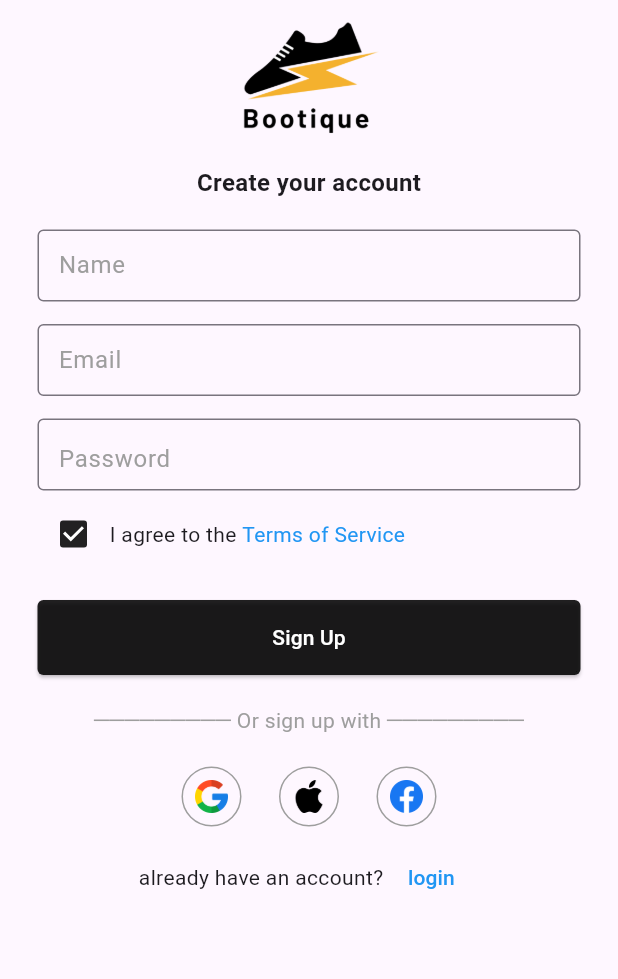
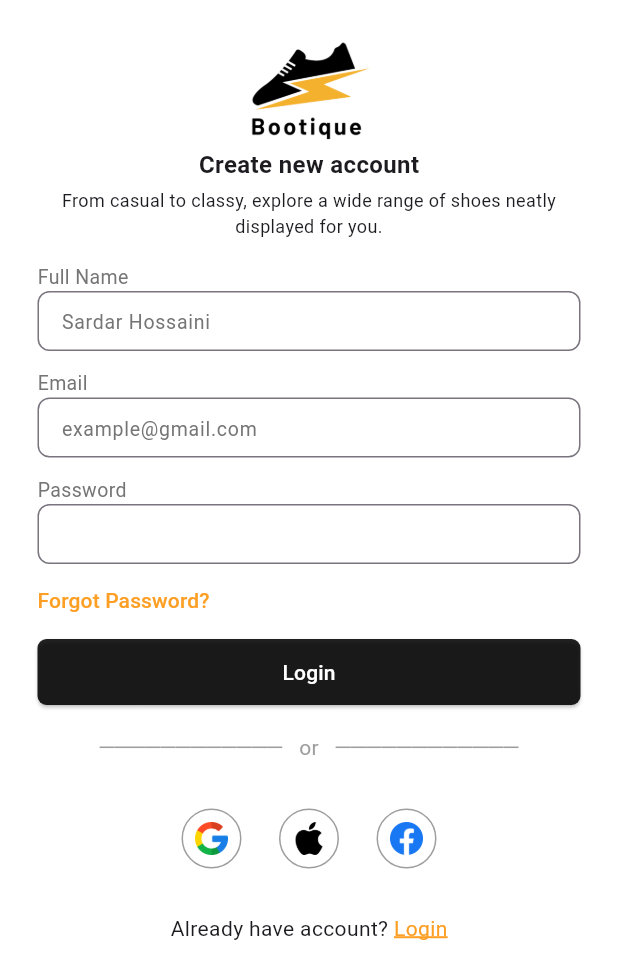
Before and after one commit to SardarHossaini/Sneaker-Shop, a Flutter app: the Login screen opened directly, after a tap on "Sign Up", on a phone screen of 412 x 824 dp. Shown: the top 979 px of the screen. Run offline on Flutter 3.47's test engine with Material 3 defaults, Android fonts, the phone set to English and light mode, and no system bars; our stand-ins replace google_nav_bar; missing offline and left inert: flutter_carousel_slider; Roboto replaces fonts that are missing (Poppins).

Commit message:
add custom Text feild

```diff
--- /dev/null
+++ b/lib/components/customTextFeild.dart
@@ -0,0 +1,77 @@
+import 'package:flutter/material.dart';
+import 'package:sneaker_shop/const.dart';
+
+// ignore: must_be_immutable
+class Customtextfeild extends StatefulWidget {
+  final String title;
+  final bool icon;
+  final String hintText;
+  bool obScureText;
+  Customtextfeild({
+    super.key,
+    required this.title,
+    this.icon = false,
+    this.hintText = '',
+    this.obScureText = false,
+  });
+
+  @override
+  State<Customtextfeild> createState() => _CustomtextfeildState();
+}
+
+class _CustomtextfeildState extends State<Customtextfeild> {
+  Icon openEye = const Icon(Icons.remove_red_eye);
+  @override
+  Widget build(BuildContext context) {
+    return Column(
+      crossAxisAlignment: CrossAxisAlignment.start,
+      children: [
+        Text(
+          widget.title,
+          style: TextStyle(color: secondaryColor, fontSize: 13),
+        ),
+        Container(
+          height: 40,
+          child: TextField(
+            obscureText: widget.obScureText,
+            decoration: InputDecoration(
+                hintText: widget.hintText,
+                hintStyle: TextStyle(color: secondaryColor, fontSize: 13),
+                focusedBorder: OutlineInputBorder(
+                    borderSide: BorderSide(
+                      color: primaryColor,
+                      width: 1,
+                    ),
+                    borderRadius: BorderRadius.circular(8)),
+                border: OutlineInputBorder(
+                    borderSide: BorderSide(
+                      color: secondaryColor,
+                      width: 0.6,
+                    ),
+                    borderRadius: BorderRadius.circular(8)),
+                suffix: widget.icon
+                    ? GestureDetector(
+                        child: openEye,
+                        onTap: () {
+                          setState(() {
+                            widget.obScureText = !widget.obScureText;
+                            if (widget.obScureText) {
+                              openEye = const Icon(Icons.remove_red_eye);
+                            } else {
+                              openEye = const Icon(
+                                Icons.close,
+                                color: Colors.red,
+                              );
+                            }
+                          });
+                        },
+                      )
+                    : null,
+                contentPadding:
+                    const EdgeInsets.symmetric(horizontal: 12, vertical: 0)),
+          ),
+        ),
+      ],
+    );
+  }
+}
--- a/lib/const.dart
+++ b/lib/const.dart
@@ -1,7 +1,8 @@
 import 'package:flutter/material.dart';
 
-Color? secondaryColor = Colors.grey[600];
+Color secondaryColor = Colors.grey.shade600;
 Color primaryColor = Colors.black87;
+Color thirdColor = const Color.fromARGB(255, 253, 159, 37);
 double spacingPadding = 24;
 
 List<String> catagories = [
--- a/lib/homePage.dart
+++ b/lib/homePage.dart
@@ -5,7 +5,6 @@ import 'package:sneaker_shop/components/myBottomNavBar.dart';
 import 'package:sneaker_shop/pages/addPage.dart';
 import 'package:sneaker_shop/pages/favoritePage.dart';
 import 'package:sneaker_shop/pages/shoppingPage.dart';
-import 'const.dart';
 import 'pages/shopPage.dart';
 import 'pages/cartPage.dart';
 
--- a/lib/introPage.dart
+++ b/lib/introPage.dart
@@ -9,6 +9,7 @@ class IntroPage extends StatelessWidget {
   @override
   Widget build(BuildContext context) {
     return Scaffold(
+      backgroundColor: Colors.white,
       body: Container(
         width: double.infinity,
         padding: EdgeInsets.symmetric(horizontal: spacingPadding),
--- a/lib/pages/login.dart
+++ b/lib/pages/login.dart
@@ -1,4 +1,6 @@
 import 'package:flutter/material.dart';
+import 'package:sneaker_shop/components/customTextFeild.dart';
+import 'package:sneaker_shop/const.dart';
 import 'package:sneaker_shop/homePage.dart';
 import 'package:sneaker_shop/pages/signUp.dart';
 
@@ -8,98 +10,103 @@ class Login extends StatelessWidget {
   @override
   Widget build(BuildContext context) {
     return Scaffold(
+      backgroundColor: Colors.white,
       body: ListView(children: [
         Container(
           padding: const EdgeInsets.symmetric(horizontal: 25),
           child: Column(
-            crossAxisAlignment: CrossAxisAlignment.start,
+            crossAxisAlignment: CrossAxisAlignment.center,
             children: [
-              SizedBox(
-                height: 30,
+              const SizedBox(
+                height: 24,
               ),
               Center(
                 child: Image.asset(
                   "assets/images/logo.png",
-                  height: 80,
+                  height: 70,
+                ),
+              ),
+              const SizedBox(
+                height: 4,
+              ),
+              const Column(
+                crossAxisAlignment: CrossAxisAlignment.center,
+                children: [
+                  Text(
+                    "Login to your account",
+                    style: TextStyle(fontSize: 16, fontWeight: FontWeight.bold),
+                  ),
+                  SizedBox(
+                    height: 4,
+                  ),
+                  Text(
+                    "From casual to classy, explore a wide range of shoes neatly displayed for you.",
+                    style: TextStyle(fontSize: 12),
+                    textAlign: TextAlign.center,
+                  ),
+                ],
+              ),
+              const SizedBox(
+                height: 16,
+              ),
+              Customtextfeild(
+                title: "Email",
+                hintText: "example@gmail.com",
+              ),
+              const SizedBox(
+                height: 8,
+              ),
+              Customtextfeild(
+                title: "Password",
+                icon: true,
+                obScureText: true,
+              ),
+              Align(
+                alignment: Alignment.centerLeft,
+                child: Padding(
+                  padding: const EdgeInsets.symmetric(vertical: 10),
+                  child: GestureDetector(
+                      onTap: () {},
+                      child: Text(
+                        "Forgot Password?",
+                        style: TextStyle(color: thirdColor, fontSize: 12),
+                      )),
                 ),
               ),
               SizedBox(
-                height: 20,
-              ),
-              Align(
-                alignment: Alignment.center,
-                child: Text(
-                  "Login to your account",
-                  style: TextStyle(fontSize: 16, fontWeight: FontWeight.bold),
-                ),
-              ),
-              SizedBox(
-                height: 20,
-              ),
-              TextField(
-                decoration: InputDecoration(
-                    hintText: "Email",
-                    hintStyle: TextStyle(color: Colors.grey),
-                    border: OutlineInputBorder(),
-                    contentPadding:
-                        EdgeInsets.symmetric(vertical: 5, horizontal: 10)),
-              ),
-              SizedBox(
-                height: 20,
-              ),
-              TextField(
-                obscureText: true,
-                decoration: InputDecoration(
-                    hintText: "Password",
-                    suffix: Icon(Icons.remove_red_eye_rounded),
-                    hintStyle: TextStyle(color: Colors.grey),
-                    border: OutlineInputBorder(),
-                    contentPadding:
-                        EdgeInsets.symmetric(vertical: 5, horizontal: 10)),
-              ),
-              TextButton(
-                  style: TextButton.styleFrom(padding: EdgeInsets.all(0)),
-                  onPressed: () {},
-                  child: Text(
-                    "Forgot Password?",
-                    style: TextStyle(color: Colors.blue),
-                  )),
-              SizedBox(
-                height: 15,
-              ),
-              Container(
-                  decoration: BoxDecoration(),
                   width: double.infinity,
                   child: ElevatedButton(
                     onPressed: () {
-                      Navigator.push(context,
-                          MaterialPageRoute(builder: (context) => HomePage()));
+                      Navigator.push(
+                          context,
+                          MaterialPageRoute(
+                              builder: (context) => const HomePage()));
                     },
-                    child: Text("Login"),
                     style: ElevatedButton.styleFrom(
                         backgroundColor: Colors.black87,
                         foregroundColor: Colors.white,
-                        padding: EdgeInsets.symmetric(vertical: 15),
+                        padding: const EdgeInsets.symmetric(vertical: 12),
                         shape: RoundedRectangleBorder(
-                            borderRadius: BorderRadius.circular(4))),
+                            borderRadius: BorderRadius.circular(6))),
+                    child: const Text("Login"),
                   )),
-              SizedBox(
-                height: 20,
+              const SizedBox(
+                height: 16,
               ),
-              Center(
+              const Center(
                 child: Text(
-                  "───────── Or sign in with ─────────",
+                  "────────────   or   ────────────",
                   style: TextStyle(color: Colors.grey),
                 ),
               ),
-              SizedBox(
+              const SizedBox(
                 height: 30,
               ),
               Row(mainAxisAlignment: MainAxisAlignment.center, children: [
                 Container(
                   height: 40,
                   width: 40,
-                  margin: EdgeInsets.only(right: 15, left: 15),
+                  margin: const EdgeInsets.only(right: 15, left: 15),
                   decoration: BoxDecoration(
                       borderRadius: BorderRadius.circular(50),
                       border: Border.all(color: Colors.grey)),
@@ -113,7 +120,7 @@ class Login extends StatelessWidget {
                 Container(
                   height: 40,
                   width: 40,
-                  margin: EdgeInsets.only(right: 10, left: 10),
+                  margin: const EdgeInsets.only(right: 10, left: 10),
                   decoration: BoxDecoration(
                       borderRadius: BorderRadius.circular(50),
                       border: Border.all(color: Colors.grey)),
@@ -127,7 +134,7 @@ class Login extends StatelessWidget {
                 Container(
                   height: 40,
                   width: 40,
-                  margin: EdgeInsets.only(right: 15, left: 15),
+                  margin: const EdgeInsets.only(right: 15, left: 15),
                   decoration: BoxDecoration(
                       borderRadius: BorderRadius.circular(50),
                       border: Border.all(color: Colors.grey)),
@@ -139,21 +146,31 @@ class Login extends StatelessWidget {
                   ),
                 ),
               ]),
-              SizedBox(
-                height: 40,
+              const SizedBox(
+                height: 30,
               ),
               Row(
                 mainAxisAlignment: MainAxisAlignment.center,
                 children: [
-                  Text("Don't have an account?"),
-                  TextButton(
-                    onPressed: () {
-                      Navigator.push(context,
-                          MaterialPageRoute(builder: (context) => SignUp()));
+                  const Text(
+                    "Don't have an account? ",
+                    style: TextStyle(fontSize: 13),
+                  ),
+                  GestureDetector(
+                    onTap: () {
+                      Navigator.push(
+                          context,
+                          MaterialPageRoute(
+                              builder: (context) => const SignUp()));
                     },
                     child: Text(
                       "Sign Up",
-                      style: TextStyle(color: Colors.blue),
+                      style: TextStyle(
+                          color: thirdColor,
+                          decoration: TextDecoration.underline,
+                          decorationColor: thirdColor,
+                          decorationThickness: 2,
+                          fontSize: 13),
                     ),
                   ),
                 ],
--- a/lib/pages/signUp.dart
+++ b/lib/pages/signUp.dart
@@ -1,156 +1,118 @@
 import 'package:flutter/material.dart';
+import 'package:sneaker_shop/components/customTextFeild.dart';
+import 'package:sneaker_shop/const.dart';
+import 'package:sneaker_shop/homePage.dart';
 import 'package:sneaker_shop/pages/login.dart';
-import 'package:sneaker_shop/pages/termService.dart';
 
-import '../homePage.dart';
-
-class SignUp extends StatefulWidget {
+class SignUp extends StatelessWidget {
   const SignUp({super.key});
-
-  @override
-  State<SignUp> createState() => _SignUpState();
-}
-
-class _SignUpState extends State<SignUp> {
-  bool value = true;
 
   @override
   Widget build(BuildContext context) {
     return Scaffold(
-        body: ListView(
-      children: [
+      backgroundColor: Colors.white,
+      body: ListView(children: [
         Container(
           padding: const EdgeInsets.symmetric(horizontal: 25),
           child: Column(
-              crossAxisAlignment: CrossAxisAlignment.start,
+            crossAxisAlignment: CrossAxisAlignment.center,
             children: [
-                SizedBox(
-                  height: 10,
+              const SizedBox(
+                height: 24,
               ),
               Center(
                 child: Image.asset(
                   "assets/images/logo.png",
-                    height: 80,
+                  height: 70,
                 ),
               ),
-                SizedBox(
-                  height: 20,
+              const SizedBox(
+                height: 4,
               ),
-                Align(
-                  alignment: Alignment.center,
-                  child: Text(
-                    "Create your account",
+              const Column(
+                crossAxisAlignment: CrossAxisAlignment.center,
+                children: [
+                  Text(
+                    "Create new account",
                     style: TextStyle(fontSize: 16, fontWeight: FontWeight.bold),
                   ),
+                  SizedBox(
+                    height: 4,
                   ),
-                SizedBox(
-                  height: 20,
-                ),
-                TextField(
-                  decoration: InputDecoration(
-                      hintText: "Name",
-                      hintStyle: TextStyle(color: Colors.grey),
-                      border: OutlineInputBorder(
-                        borderSide: BorderSide(color: Colors.black, width: 0),
-                      ),
-                      contentPadding:
-                          EdgeInsets.symmetric(vertical: 5, horizontal: 10)),
-                ),
-                SizedBox(
-                  height: 15,
-                ),
-                TextField(
-                  decoration: InputDecoration(
-                      hintText: "Email",
-                      hintStyle: TextStyle(color: Colors.grey),
-                      border: OutlineInputBorder(
-                        borderSide: BorderSide(color: Colors.grey, width: 0.5),
-                      ),
-                      contentPadding:
-                          EdgeInsets.symmetric(vertical: 5, horizontal: 10)),
-                ),
-                SizedBox(
-                  height: 15,
-                ),
-                TextField(
-                  obscureText: true,
-                  decoration: InputDecoration(
-                      hintText: "Password",
-                      suffix: Icon(Icons.remove_red_eye_rounded),
-                      hintStyle: TextStyle(color: Colors.grey),
-                      border: OutlineInputBorder(),
-                      contentPadding:
-                          EdgeInsets.symmetric(vertical: 5, horizontal: 10)),
-                ),
-                SizedBox(
-                  height: 5,
-                ),
-                Row(
-                  mainAxisAlignment: MainAxisAlignment.start,
-                  children: [
-                    Checkbox(
-                      value: value,
-                      onChanged: (bool? newValue) {
-                        setState(() {
-                          value = newValue!;
-                        });
-                      },
-                      activeColor: Colors.black87,
-                      checkColor: Colors.white,
-                    ),
-                    const Text("I agree to the "),
-                    GestureDetector(
-                      onTap: () {
-                        Navigator.push(
-                            context,
-                            MaterialPageRoute(
-                                builder: (context) => TermService()));
-                      },
-                      child: Text(
-                        "Terms of Service",
-                        style: TextStyle(color: Colors.blue),
-                      ),
+                  Text(
+                    "From casual to classy, explore a wide range of shoes neatly displayed for you.",
+                    style: TextStyle(fontSize: 12),
+                    textAlign: TextAlign.center,
                   ),
                 ],
               ),
+              const SizedBox(
+                height: 16,
+              ),
+              Customtextfeild(
+                title: "Full Name",
+                hintText: "Sardar Hossaini",
+              ),
+              const SizedBox(
+                height: 12,
+              ),
+              Customtextfeild(
+                title: "Email",
+                hintText: "example@gmail.com",
+              ),
+              const SizedBox(
+                height: 12,
+              ),
+              Customtextfeild(
+                title: "Password",
+                icon: true,
+                obScureText: true,
+              ),
+              Align(
+                alignment: Alignment.centerLeft,
+                child: TextButton(
+                    style:
+                        TextButton.styleFrom(padding: const EdgeInsets.all(0)),
+                    onPressed: () {},
+                    child: Text(
+                      "Forgot Password?",
+                      style: TextStyle(color: thirdColor),
+                    )),
+              ),
               SizedBox(
-                  height: 20,
-                ),
-                Container(
-                    decoration: BoxDecoration(),
                   width: double.infinity,
                   child: ElevatedButton(
                     onPressed: () {
                       Navigator.push(
                           context,
                           MaterialPageRoute(
-                                builder: (context) => HomePage()));
+                              builder: (context) => const HomePage()));
                     },
-                      child: Text("Sign Up"),
                     style: ElevatedButton.styleFrom(
                         backgroundColor: Colors.black87,
                         foregroundColor: Colors.white,
-                          padding: EdgeInsets.symmetric(vertical: 15),
+                        padding: const EdgeInsets.symmetric(vertical: 12),
                         shape: RoundedRectangleBorder(
-                              borderRadius: BorderRadius.circular(4))),
+                            borderRadius: BorderRadius.circular(6))),
+                    child: const Text("Login"),
                   )),
-                SizedBox(
-                  height: 20,
+              const SizedBox(
+                height: 16,
               ),
-                Center(
+              const Center(
                 child: Text(
-                    "───────── Or sign up with ─────────",
+                  "────────────   or   ────────────",
                   style: TextStyle(color: Colors.grey),
                 ),
               ),
-                SizedBox(
-                  height: 20,
+              const SizedBox(
+                height: 30,
               ),
               Row(mainAxisAlignment: MainAxisAlignment.center, children: [
                 Container(
                   height: 40,
                   width: 40,
-                    margin: EdgeInsets.only(right: 15, left: 15),
+                  margin: const EdgeInsets.only(right: 15, left: 15),
                   decoration: BoxDecoration(
                       borderRadius: BorderRadius.circular(50),
                       border: Border.all(color: Colors.grey)),
@@ -164,7 +126,7 @@ class _SignUpState extends State<SignUp> {
                 Container(
                   height: 40,
                   width: 40,
-                    margin: EdgeInsets.only(right: 10, left: 10),
+                  margin: const EdgeInsets.only(right: 10, left: 10),
                   decoration: BoxDecoration(
                       borderRadius: BorderRadius.circular(50),
                       border: Border.all(color: Colors.grey)),
@@ -178,7 +140,7 @@ class _SignUpState extends State<SignUp> {
                 Container(
                   height: 40,
                   width: 40,
-                    margin: EdgeInsets.only(right: 15, left: 15),
+                  margin: const EdgeInsets.only(right: 15, left: 15),
                   decoration: BoxDecoration(
                       borderRadius: BorderRadius.circular(50),
                       border: Border.all(color: Colors.grey)),
@@ -191,27 +153,33 @@ class _SignUpState extends State<SignUp> {
                 ),
               ]),
               const SizedBox(
-                  height: 10,
+                height: 30,
               ),
               Row(
                 mainAxisAlignment: MainAxisAlignment.center,
                 children: [
-                    const Text("already have an account?"),
-                    TextButton(
-                      onPressed: () {
+                  const Text("Already have account? "),
+                  GestureDetector(
+                    onTap: () {
                       Navigator.push(context,
                           MaterialPageRoute(builder: (context) => Login()));
                     },
-                      child: const Text(
-                        "login",
-                        style: TextStyle(color: Colors.blue),
+                    child: Text(
+                      "Login",
+                      style: TextStyle(
+                        color: thirdColor,
+                        decoration: TextDecoration.underline,
+                        decorationColor: thirdColor,
+                        decorationThickness: 2,
+                      ),
                     ),
                   ),
                 ],
               ),
             ],
-            )),
-      ],
-    ));
+          ),
+        ),
+      ]),
+    );
   }
 }
```
Lines whose indentation alone changed are shown as unchanged.
